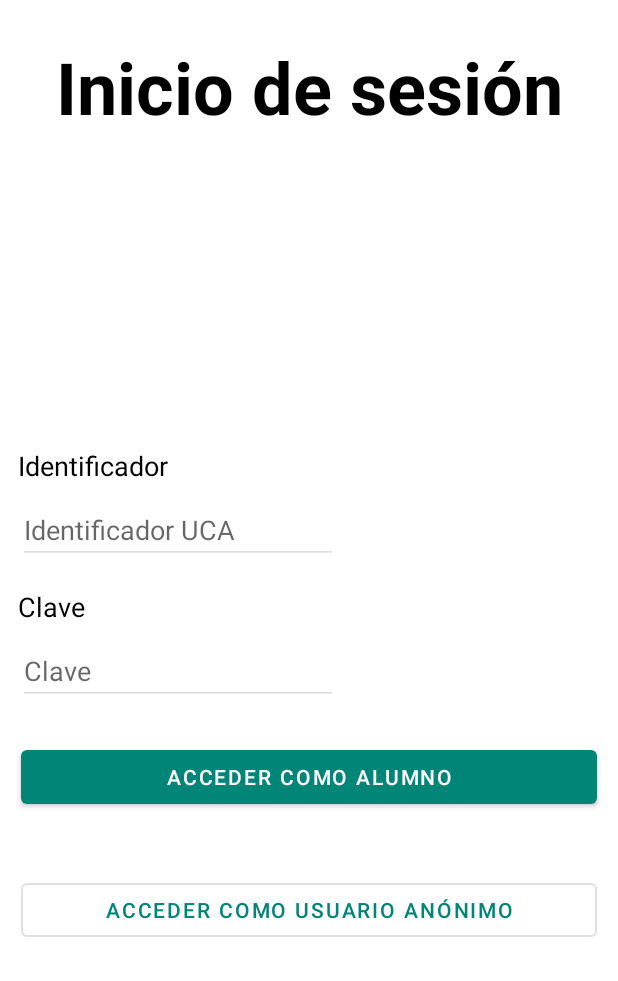
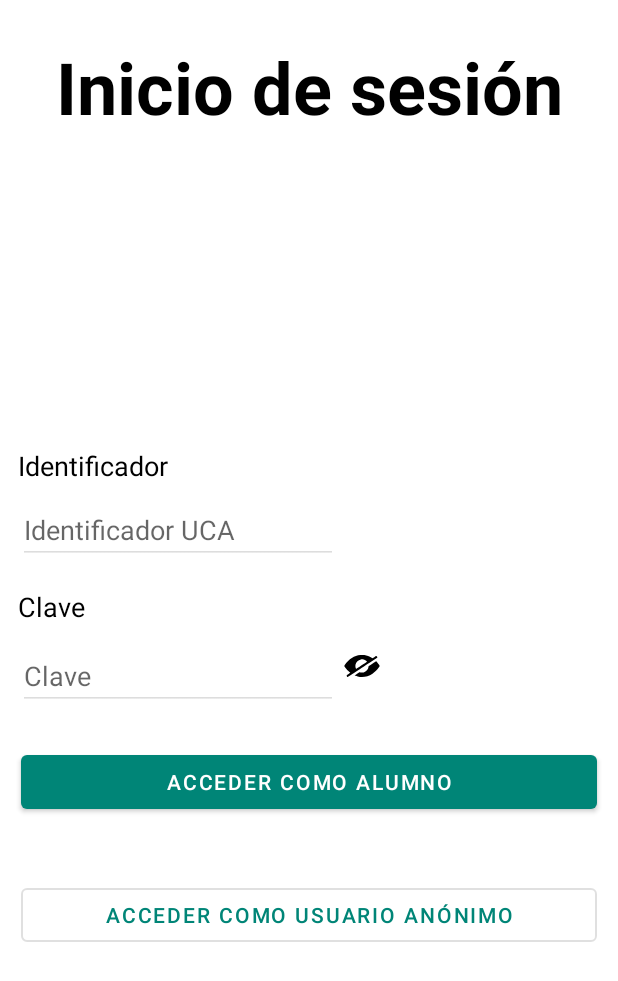
Before and after one commit to GRsni/Lab-Manual, an Android app: the screen it shows after launch (MainActivity), after a tap on "COMENZAR", on a phone screen of 412 x 824 dp. Shown: the top 981 px of the screen. Run offline under Robolectric (Android 15) with nearby library versions, the phone set to English and light mode, and no system bars; our stand-ins replace Firebase (no records; nobody signed in at launch, a user with empty details on screens opened directly), Timber, data binding; 1 statement that could not run was skipped.

Commit message:
Add visibility toggle for password in login screen, add new app icon, fix small layout errors

```diff
--- a/app/src/main/java/uca/esi/manual/screens/login/LoginViewModel.kt
+++ b/app/src/main/java/uca/esi/manual/screens/login/LoginViewModel.kt
@@ -41,6 +41,8 @@ class LoginViewModel : ViewModel() {
     val eventCorrectData: LiveData<Boolean>
         get() = _eventCorrectData
 
+    var isPasswordMasked = true
+
     init {
         _username.value = ""
         _password.value = ""
@@ -78,6 +80,10 @@ class LoginViewModel : ViewModel() {
         }
     }
 
+    fun changePasswordMask() {
+        isPasswordMasked = !isPasswordMasked
+    }
+
     private fun keyMatchWithID(id: String, key: String): Boolean {
         val hashKey = getSHA256HashedString(key)
         val keyInMap = response.value?.users?.get(id)
--- /dev/null
+++ b/app/src/main/res/drawable/ic_icon_crossed_eye.xml
@@ -0,0 +1,5 @@
+<vector android:height="24dp" android:viewportHeight="1000"
+    android:viewportWidth="1000" android:width="24dp" xmlns:android="http://schemas.android.com/apk/res/android">
+    <path android:fillColor="#FF000000" android:pathData="M454.01,194.18C287.59,211.42 135.73,308.12 25.04,467.07C4.55,496.56 4.75,501.73 27.15,533.33C67.75,590.4 109.31,635.4 159.86,676.76c8.04,6.7 14.55,12.64 14.55,13.21c0,0.58 -21.64,15.32 -47.88,32.55c-26.43,17.24 -49.22,33.13 -50.75,35.24c-5.55,7.85 -3.45,16.47 7.28,31.98c10.92,15.71 18.19,19.73 27.19,15.71c2.49,-1.15 125.05,-81.2 272.32,-177.71C529.84,531.03 710.62,412.49 784.35,364.23c73.73,-48.45 135.97,-90.01 138.46,-92.69c7.09,-8.04 5.55,-16.66 -5.94,-33.13c-10.15,-14.75 -16.47,-18.96 -24.9,-16.66c-2.3,0.57 -25.66,15.13 -51.9,32.36l-47.68,31.41L767.3,270.21c-64.34,-38.88 -129.26,-62.62 -201.27,-73.35C543.06,193.42 476.8,191.88 454.01,194.18zM544.97,320.57c21.83,5.75 50.94,20.49 68.94,35.04c13.6,11.11 29.3,27.39 27.58,28.92c-2.11,1.53 -302.57,198.39 -303.15,198.39c-1.72,-0 -13.21,-28.15 -16.85,-41.36c-5.36,-19.92 -5.94,-63.77 -0.96,-83.88c18.19,-72.77 74.5,-126.2 147.46,-140.18C487.52,313.87 525.25,315.21 544.97,320.57z"/>
+    <path android:fillColor="#FF000000" android:pathData="M787.22,435.47c-56.11,36.96 -102.45,67.22 -102.64,67.6c-0.19,0.19 -1.53,8.23 -2.68,17.62c-9.96,75.64 -63.2,136.35 -136.92,156.46c-22.22,5.94 -66.07,5.94 -88.47,-0c-8.81,-2.3 -17.81,-5.17 -20.3,-6.32c-4.02,-1.72 -11.68,2.68 -72.39,42.32c-37.34,24.51 -68.37,45 -69.32,45.77c-2.87,2.87 50.17,22.02 85.79,31.02c138.07,35.05 283.61,8.04 410.77,-76.41c66.64,-44.24 133.29,-110.5 183.84,-183.27c20.3,-29.11 20.3,-34.66 -0.96,-64.73c-25.28,-35.81 -77.37,-97.09 -82.35,-97.09C890.25,368.45 843.33,398.71 787.22,435.47z"/>
+</vector>
--- /dev/null
+++ b/app/src/main/res/drawable/ic_icon_eye.xml
@@ -0,0 +1,9 @@
+<vector xmlns:android="http://schemas.android.com/apk/res/android"
+    android:width="24dp"
+    android:height="24dp"
+    android:viewportWidth="24"
+    android:viewportHeight="24">
+  <path
+      android:fillColor="#FF000000"
+      android:pathData="M15,12c0,1.654 -1.346,3 -3,3s-3,-1.346 -3,-3 1.346,-3 3,-3 3,1.346 3,3zM24,11.551s-4.252,8.449 -11.985,8.449c-7.18,0 -12.015,-8.449 -12.015,-8.449s4.446,-7.551 12.015,-7.551c7.694,0 11.985,7.551 11.985,7.551zM17,12c0,-2.757 -2.243,-5 -5,-5s-5,2.243 -5,5 2.243,5 5,5 5,-2.243 5,-5z"/>
+</vector>
--- a/app/src/main/res/layout/login_fragment.xml
+++ b/app/src/main/res/layout/login_fragment.xml
@@ -4,6 +4,8 @@
     xmlns:tools="http://schemas.android.com/tools">
 
     <data>
+
+        <import type="android.text.InputType" />
 
         <variable
             name="loginViewModel"
@@ -17,7 +19,7 @@
 
         <androidx.constraintlayout.widget.ConstraintLayout
             android:layout_width="match_parent"
-            android:layout_height="match_parent"
+            android:layout_height="wrap_content"
             tools:context=".ui.login.LoginFragment">
 
             <TextView
@@ -87,7 +89,6 @@
                 android:id="@+id/campoClave"
                 android:layout_width="wrap_content"
                 android:layout_height="wrap_content"
-                android:layout_marginTop="8dp"
                 android:backgroundTint="@color/accent_light"
                 android:ems="10"
                 android:hint="@string/clave_uca"
@@ -95,10 +96,28 @@
                 android:inputType="textPassword"
                 android:text="@{loginViewModel.password}"
                 android:textColor="@android:color/black"
+                app:layout_constraintBottom_toBottomOf="parent"
                 app:layout_constraintEnd_toEndOf="parent"
                 app:layout_constraintHorizontal_bias="0.059"
                 app:layout_constraintStart_toStartOf="parent"
-                app:layout_constraintTop_toBottomOf="@+id/textView3" />
+                app:layout_constraintTop_toBottomOf="@+id/textView3"
+                app:layout_constraintVertical_bias="0.032" />
+
+            <ImageButton
+                android:id="@+id/button_show_pass"
+                android:layout_width="32dp"
+                android:layout_height="32dp"
+                android:layout_alignParentEnd="true"
+                android:layout_toEndOf="@+id/campoClave"
+                android:background="@null"
+                android:contentDescription="@string/eye_icon"
+                android:src="@drawable/ic_icon_crossed_eye"
+                app:layout_constraintBottom_toBottomOf="@+id/campoClave"
+                app:layout_constraintEnd_toEndOf="parent"
+                app:layout_constraintHorizontal_bias="0.0"
+                app:layout_constraintStart_toEndOf="@+id/campoClave"
+                app:layout_constraintTop_toTopOf="@+id/campoClave"
+                app:layout_constraintVertical_bias="0.0" />
 
             <Button
                 android:id="@+id/button_login_id"
--- a/app/src/main/res/layout/survey_intro_fragment.xml
+++ b/app/src/main/res/layout/survey_intro_fragment.xml
@@ -33,6 +33,7 @@
                 android:layout_height="wrap_content"
                 android:layout_marginHorizontal="14dp"
                 android:background="?attr/textView_background"
+                android:justificationMode="inter_word"
                 android:paddingHorizontal="8dp"
                 android:paddingVertical="4dp"
                 android:text="@string/introduccion_encuesta"
--- a/app/src/main/res/values/strings.xml
+++ b/app/src/main/res/values/strings.xml
@@ -249,4 +249,6 @@
     <string name="placeholder">placeholder</string>
     <string name="sad_smiley_face">sad smiley face</string>
     <string name="netrual_smiley_face">netrual smiley face</string>
+    <string name="eye_icon">eye_icon</string>
+    <string name="one">1</string>
 </resources>
```
Also changed, not shown: app/src/main/java/uca/esi/manual/screens/login/LoginFragment.kt (+36 -0 lines), app/src/main/res/layout/weights_fragment.xml (+14 -12 lines).
